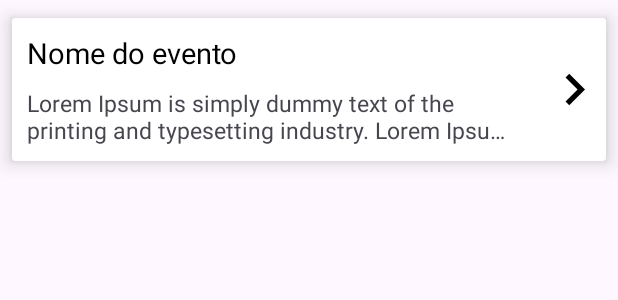
After one commit to Alendrew/Voluntask, an Android app: the layout res_item_evento.xml on its own in the app's theme, with its tools: preview values and no code run, on a phone screen of 412 x 824 dp. The commit adds this screen. Shown: the top 300 px of the screen. Run offline under Robolectric (Android 15) with nearby library versions, the light colour scheme and no system bars.

Commit message:
Creating List of events part 1

```diff
--- a/app/build.gradle
+++ b/app/build.gradle
@@ -47,6 +47,9 @@ android {
     viewBinding {
         enabled = true
     }
+    buildFeatures {
+        viewBinding true
+    }
 }
 
 dependencies {
@@ -55,6 +58,8 @@ dependencies {
     implementation 'androidx.navigation:navigation-ui-ktx:2.7.2'
     implementation 'androidx.core:core-ktx:1.12.0'
     implementation 'androidx.lifecycle:lifecycle-viewmodel-ktx:2.6.2'
+    implementation 'androidx.legacy:legacy-support-v4:1.0.0'
+    implementation 'androidx.recyclerview:recyclerview:1.3.0'
     coreLibraryDesugaring("com.android.tools:desugar_jdk_libs:2.0.3")
     implementation 'org.jetbrains.kotlinx:kotlinx-coroutines-core:1.6.4'
 
--- a/app/src/main/AndroidManifest.xml
+++ b/app/src/main/AndroidManifest.xml
@@ -13,6 +13,11 @@
         android:theme="@style/Theme.Voluntask"
         tools:targetApi="31">
         <activity
+            android:name=".MainActivity2"
+            android:exported="false"
+            android:label="@string/title_activity_main2"
+            android:theme="@style/Theme.Voluntask" />
+        <activity
             android:name=".MainActivity"
             android:exported="true">
             <intent-filter>
--- /dev/null
+++ b/app/src/main/res/drawable/baseline_filter_alt_24.xml
@@ -0,0 +1,5 @@
+<vector android:height="24dp" android:tint="#000000"
+    android:viewportHeight="24" android:viewportWidth="24"
+    android:width="24dp" xmlns:android="http://schemas.android.com/apk/res/android">
+    <path android:fillColor="@android:color/white" android:pathData="M4.25,5.61C6.27,8.2 10,13 10,13v6c0,0.55 0.45,1 1,1h2c0.55,0 1,-0.45 1,-1v-6c0,0 3.72,-4.8 5.74,-7.39C20.25,4.95 19.78,4 18.95,4H5.04C4.21,4 3.74,4.95 4.25,5.61z"/>
+</vector>
--- /dev/null
+++ b/app/src/main/res/drawable/baseline_person_outline_24.xml
@@ -0,0 +1,5 @@
+<vector android:height="24dp" android:tint="#000000"
+    android:viewportHeight="24" android:viewportWidth="24"
+    android:width="24dp" xmlns:android="http://schemas.android.com/apk/res/android">
+    <path android:fillColor="@android:color/white" android:pathData="M12,5.9c1.16,0 2.1,0.94 2.1,2.1s-0.94,2.1 -2.1,2.1S9.9,9.16 9.9,8s0.94,-2.1 2.1,-2.1m0,9c2.97,0 6.1,1.46 6.1,2.1v1.1L5.9,18.1L5.9,17c0,-0.64 3.13,-2.1 6.1,-2.1M12,4C9.79,4 8,5.79 8,8s1.79,4 4,4 4,-1.79 4,-4 -1.79,-4 -4,-4zM12,13c-2.67,0 -8,1.34 -8,4v3h16v-3c0,-2.66 -5.33,-4 -8,-4z"/>
+</vector>
--- /dev/null
+++ b/app/src/main/res/layout/res_item_evento.xml
@@ -0,0 +1,64 @@
+<?xml version="1.0" encoding="utf-8"?>
+<androidx.constraintlayout.widget.ConstraintLayout xmlns:android="http://schemas.android.com/apk/res/android"
+    xmlns:app="http://schemas.android.com/apk/res-auto"
+    android:layout_width="match_parent"
+    android:layout_height="wrap_content">
+
+    <androidx.cardview.widget.CardView
+        app:cardUseCompatPadding="true"
+        android:layout_width="match_parent"
+        android:layout_height="wrap_content"
+        app:cardCornerRadius="2dp"
+        app:cardElevation="8dp"
+        app:cardPreventCornerOverlap="false"
+        app:layout_constraintBottom_toBottomOf="parent"
+        app:layout_constraintEnd_toEndOf="parent"
+        app:layout_constraintStart_toStartOf="parent"
+        app:layout_constraintTop_toTopOf="parent">
+
+        <FrameLayout
+            android:layout_width="match_parent"
+            android:layout_height="wrap_content">
+
+            <LinearLayout
+                android:id="@+id/container1"
+                android:layout_width="match_parent"
+                android:layout_height="wrap_content"
+                android:orientation="vertical"
+                android:padding="10dp"
+                app:layout_constraintBottom_toBottomOf="parent"
+                app:layout_constraintLeft_toLeftOf="parent"
+                app:layout_constraintRight_toRightOf="parent">
+
+                <TextView
+                    android:id="@+id/name"
+                    android:layout_width="200dp"
+                    android:layout_height="wrap_content"
+                    android:text="Nome do evento"
+                    android:textColor="#000"
+                    android:textSize="19sp" />
+
+                <TextView
+                    android:id="@+id/descricao"
+                    android:layout_width="320dp"
+                    android:layout_height="wrap_content"
+                    android:layout_marginTop="10dp"
+                    android:text="@string/lorem_ipsum"
+                    android:maxLines="2"
+                    android:ellipsize="end"
+                    android:textSize="15sp" />
+            </LinearLayout>
+
+            <ImageView
+                android:layout_width="42dp"
+                android:layout_height="42dp"
+                android:src="@drawable/baseline_navigate_next_24"
+                android:layout_gravity="end|center"
+                />
+
+        </FrameLayout>
+
+
+    </androidx.cardview.widget.CardView>
+
+</androidx.constraintlayout.widget.ConstraintLayout>
--- /dev/null
+++ b/app/src/main/res/values-land/dimens.xml
@@ -0,0 +1,3 @@
+<resources>
+    <dimen name="fab_margin">48dp</dimen>
+</resources>
--- /dev/null
+++ b/app/src/main/res/values-v23/themes.xml
@@ -0,0 +1,9 @@
+<resources xmlns:tools="http://schemas.android.com/tools">
+
+    <style name="Theme.Voluntask" parent="Base.Theme.Voluntask">
+        <!-- Transparent system bars for edge-to-edge. -->
+        <item name="android:navigationBarColor">@android:color/transparent</item>
+        <item name="android:statusBarColor">@android:color/transparent</item>
+        <item name="android:windowLightStatusBar">?attr/isLightTheme</item>
+    </style>
+</resources>
--- /dev/null
+++ b/app/src/main/res/values-w1240dp/dimens.xml
@@ -0,0 +1,3 @@
+<resources>
+    <dimen name="fab_margin">200dp</dimen>
+</resources>
--- /dev/null
+++ b/app/src/main/res/values-w600dp/dimens.xml
@@ -0,0 +1,3 @@
+<resources>
+    <dimen name="fab_margin">48dp</dimen>
+</resources>
--- /dev/null
+++ b/app/src/main/res/values/dimens.xml
@@ -0,0 +1,5 @@
+<?xml version="1.0" encoding="utf-8"?>
+<resources>
+    <dimen name="text_margin">16dp</dimen>
+    <dimen name="fab_margin">16dp</dimen>
+</resources>
--- a/app/src/main/res/values/strings.xml
+++ b/app/src/main/res/values/strings.xml
@@ -14,4 +14,10 @@
         <item>Feminino</item>
         <item>Prefiro não dizer</item>
     </string-array>
+    <string name="title_activity_main2">MainActivity2</string>
+    <!-- Strings used for fragments for navigation -->
+    <string name="first_fragment_label">First Fragment</string>
+    <string name="second_fragment_label">Second Fragment</string>
+    <string name="next">Next</string>
+    <string name="previous">Previous</string>
 </resources>
```
Also changed, not shown: app/src/main/java/com/example/voluntask/placeholder/PlaceholderContent.kt (added, +57 -0 lines), app/src/main/res/layout/fragment_home.xml (+94 -6 lines), app/src/main/res/navigation/nav_graph.xml (added, +28 -0 lines), app/src/main/res/drawable/simple_logo.png (added).
